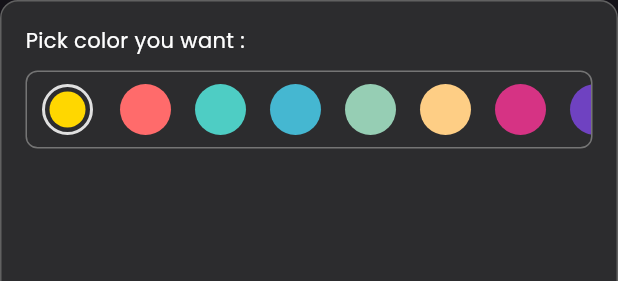
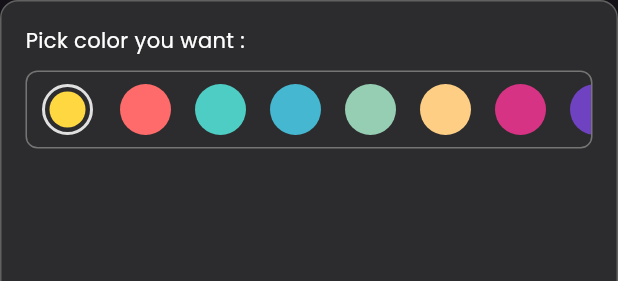
Before and after one commit to kerolskhalf/ultimate_notes_app, a Flutter app: the ColorPickerUI widget shown alone on an empty page, opened directly, on a phone screen of 412 x 824 dp. Shown: the top 281 px of the screen. Run offline on Flutter 3.47's test engine with Material 3 defaults, Android fonts, the phone set to English and light mode, and no system bars; our stand-ins replace dotted_border, flutter_bloc, hive, hive_flutter; accounts and stored records are empty.

Commit message:
final edit add the colors list to the edit note and manage to pass index of color to edit screen

```diff
--- a/lib/constats.dart
+++ b/lib/constats.dart
@@ -1 +1,16 @@
+import 'dart:ui';
 final String kNotesBox ='notes_box';
+List<Color> kNotesColors = const [
+  Color(0xffffd740),
+  Color(0xFFFF6B6B),
+  Color(0xFF4ECDC4),
+  Color(0xFF45B7D1),
+  Color(0xFF96CEB4),
+  Color(0xFFFECE85),
+  Color(0xFFD63384),
+  Color(0xFF6F42C1),
+  Color(0xFFF39C12),
+  Color(0xFF20C997),
+  Color(0xFFE74C3C),
+  Color(0xFF3498DB),
+];
--- a/lib/cubits/add_note_cubit/add_note_cubit.dart
+++ b/lib/cubits/add_note_cubit/add_note_cubit.dart
@@ -8,7 +8,7 @@ import 'add_note_state.dart';
 
 class AddNoteCubit extends Cubit<AddNoteState> {
   AddNoteCubit() : super(AddNoteInitial());
-  Color colorC = Color(0xFFFFD700);
+  Color colorC = Color(0xFFFFD740);
   addNote (NoteModel note) async {
     note.color = colorC.toARGB32();
     emit(AddNoteLoading());
--- a/lib/views/widgets/color_picker_ui.dart
+++ b/lib/views/widgets/color_picker_ui.dart
@@ -10,9 +10,9 @@ class ColorPickerUI extends StatelessWidget {
     return Container(
       padding: EdgeInsets.all(16),
       decoration: BoxDecoration(
-        color: Color(0xFF2C2C2E), // Dark grey to match your UI
+        color: Color(0xFF2C2C2E),
         border: Border.all(color: Colors.grey.shade700, width: 1),
-        borderRadius: BorderRadius.circular(12), // Consistent with inner container
+        borderRadius: BorderRadius.circular(12),
       ),
       child: Column(
         crossAxisAlignment: CrossAxisAlignment.start,
--- a/lib/views/widgets/colors_list.dart
+++ b/lib/views/widgets/colors_list.dart
@@ -1,6 +1,8 @@
 import 'package:flutter/material.dart';
 import 'package:flutter_bloc/flutter_bloc.dart';
 import 'package:notes_app/cubits/add_note_cubit/add_note_cubit.dart';
+
+import '../../constats.dart';
 
 class ColorItem extends StatelessWidget {
   const ColorItem({super.key, required this.isActive,required this.colorIndex});
@@ -45,20 +47,7 @@ class ColorsList extends StatefulWidget {
 
 class _ColorsListState extends State<ColorsList> {
   int colorIndex = 0;
-   List<Color> kNotesColors = const [
-    Color(0xFFFFD700),
-    Color(0xFFFF6B6B),
-    Color(0xFF4ECDC4),
-    Color(0xFF45B7D1),
-    Color(0xFF96CEB4),
-    Color(0xFFFECE85),
-    Color(0xFFD63384),
-    Color(0xFF6F42C1),
-    Color(0xFFF39C12),
-    Color(0xFF20C997),
-    Color(0xFFE74C3C),
-    Color(0xFF3498DB),
-  ];
+
   @override
   Widget build(BuildContext context) {
     return SizedBox(
```
Also changed, not shown: lib/views/edite_note.dart (+6 -2 lines), lib/views/widgets/edit_colors_list.dart (added, +77 -0 lines).
